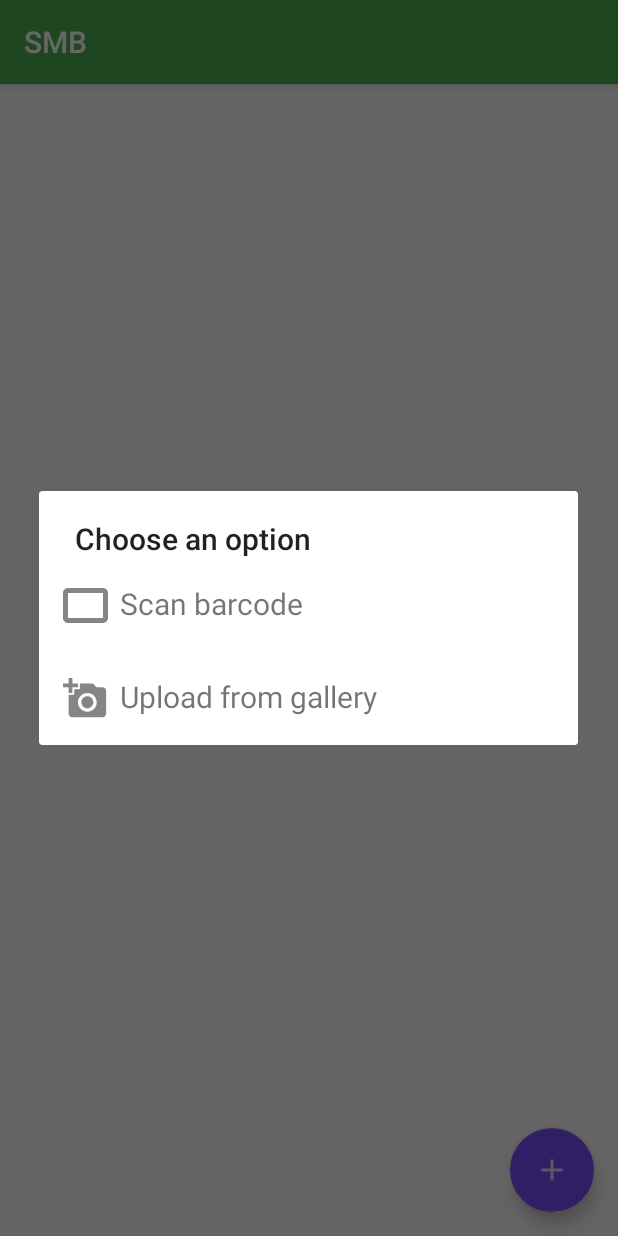
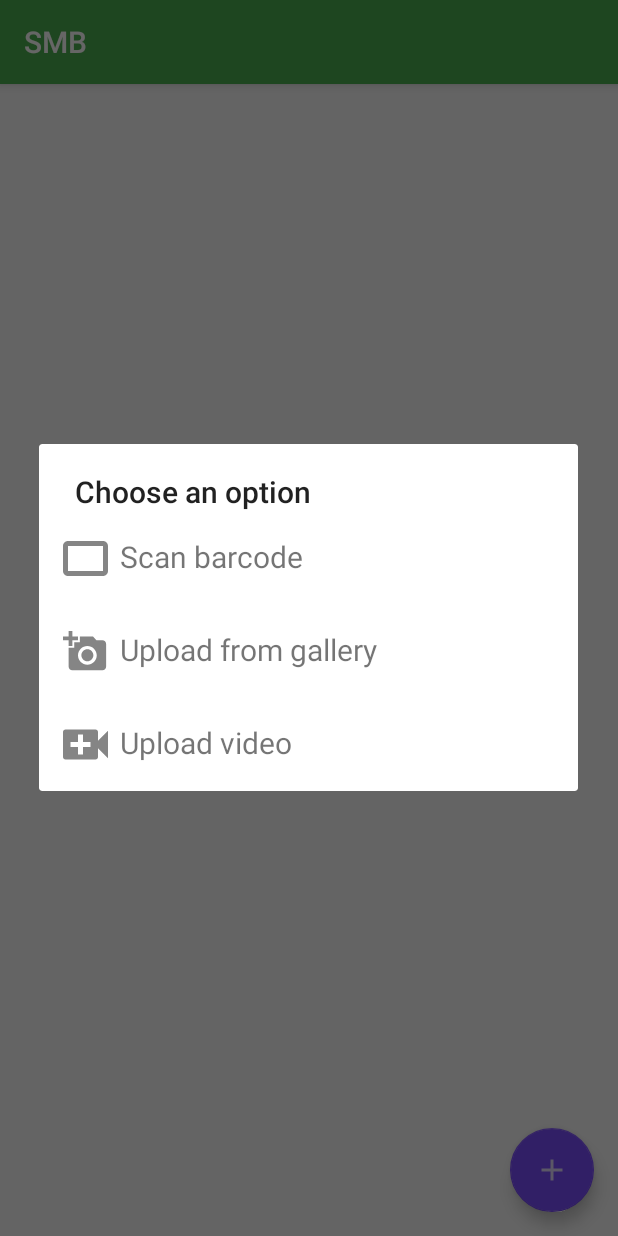
Before and after one commit to googleinterns/product-catalog-builder-for-smbs, an Android app: the screen it shows after launch (MainActivity), after a tap on an icon or button, on a phone screen of 412 x 824 dp. Run offline under Robolectric (Android 15) with nearby library versions, the phone set to English and light mode, and no system bars.

Commit message:
Add barcode scan via Video Upload

```diff
--- a/merchant-app/app/src/main/AndroidManifest.xml
+++ b/merchant-app/app/src/main/AndroidManifest.xml
@@ -2,6 +2,7 @@
 <manifest xmlns:android="http://schemas.android.com/apk/res/android"
     xmlns:tools="http://schemas.android.com/tools"
     package="com.googleinterns.smb">
+
 
     <uses-permission android:name="android.permission.CAMERA" />
     <uses-permission android:name="android.permission.INTERNET" />
@@ -29,7 +30,7 @@
         <activity
             android:name="com.googleinterns.smb.common.preference.SettingsActivity"
             android:exported="false" />
-        <activity android:name="com.googleinterns.smb.MainActivity">
+        <activity android:name=".MainActivity">
             <intent-filter>
                 <action android:name="android.intent.action.MAIN" />
 
--- /dev/null
+++ b/merchant-app/app/src/main/java/com/googleinterns/smb/barcodescanning/BarcodeStatusListener.java
@@ -0,0 +1,9 @@
+package com.googleinterns.smb.barcodescanning;
+
+import java.util.List;
+
+public interface BarcodeStatusListener {
+    void onSuccess(List<String> barcodes);
+
+    void onFailure(Exception e);
+}
--- a/merchant-app/app/src/main/java/com/googleinterns/smb/fragment/AddProductDialogFragment.java
+++ b/merchant-app/app/src/main/java/com/googleinterns/smb/fragment/AddProductDialogFragment.java
@@ -15,7 +15,9 @@ import com.googleinterns.smb.R;
 public class AddProductDialogFragment extends DialogFragment {
 
     public interface OptionSelectListener {
-        void onUploadSelect();
+        void onImageUploadSelect();
+
+        void onVideoUploadSelect();
 
         void onScanSelect();
     }
@@ -47,17 +49,24 @@ public class AddProductDialogFragment extends DialogFragment {
         LayoutInflater inflater = requireActivity().getLayoutInflater();
         mDialogView = inflater.inflate(R.layout.select_dialog, null);
         View scanLayout = mDialogView.findViewById(R.id.scanLayout);
-        View uploadLayout = mDialogView.findViewById(R.id.uploadLayout);
+        View imageLayout = mDialogView.findViewById(R.id.imageLayout);
+        View videoLayout = mDialogView.findViewById(R.id.videoLayout);
         scanLayout.setOnClickListener(new View.OnClickListener() {
             @Override
             public void onClick(View v) {
                 listener.onScanSelect();
             }
         });
-        uploadLayout.setOnClickListener(new View.OnClickListener() {
+        imageLayout.setOnClickListener(new View.OnClickListener() {
             @Override
             public void onClick(View v) {
-                listener.onUploadSelect();
+                listener.onImageUploadSelect();
+            }
+        });
+        videoLayout.setOnClickListener(new View.OnClickListener() {
+            @Override
+            public void onClick(View v) {
+                listener.onVideoUploadSelect();
             }
         });
     }
--- /dev/null
+++ b/merchant-app/app/src/main/res/drawable-anydpi/ic_action_add_video.xml
@@ -0,0 +1,14 @@
+<vector xmlns:android="http://schemas.android.com/apk/res/android"
+    android:width="24dp"
+    android:height="24dp"
+    android:viewportWidth="18"
+    android:viewportHeight="18"
+    android:tint="#333333"
+    android:alpha="0.6">
+  <group android:translateX="-3"
+      android:translateY="-3">
+      <path
+          android:fillColor="#FF000000"
+          android:pathData="M17,10.5V7c0,-0.55 -0.45,-1 -1,-1H4c-0.55,0 -1,0.45 -1,1v10c0,0.55 0.45,1 1,1h12c0.55,0 1,-0.45 1,-1v-3.5l4,4v-11l-4,4zM14,13h-3v3H9v-3H6v-2h3V8h2v3h3v2z"/>
+  </group>
+</vector>
--- a/merchant-app/app/src/main/res/layout/select_dialog.xml
+++ b/merchant-app/app/src/main/res/layout/select_dialog.xml
@@ -35,7 +35,7 @@
     </LinearLayout>
 
     <LinearLayout
-        android:id="@+id/uploadLayout"
+        android:id="@+id/imageLayout"
         android:layout_width="match_parent"
         android:layout_height="wrap_content"
         android:background="?attr/selectableItemBackground"
@@ -62,5 +62,33 @@
             android:textSize="20sp" />
     </LinearLayout>
 
+    <LinearLayout
+        android:id="@+id/videoLayout"
+        android:layout_width="match_parent"
+        android:layout_height="wrap_content"
+        android:background="?attr/selectableItemBackground"
+        android:clickable="true"
+        android:focusable="true"
+        android:orientation="horizontal"
+        android:padding="16dp">
+
+        <ImageView
+            android:id="@+id/upload_video_image"
+            android:layout_width="30dp"
+            android:layout_height="30dp"
+            android:clickable="false"
+            android:contentDescription="@string/upload_video"
+            app:srcCompat="@drawable/ic_action_add_video" />
+
+        <TextView
+            android:id="@+id/upload_video_text"
+            android:layout_width="wrap_content"
+            android:layout_height="wrap_content"
+            android:layout_marginStart="8dp"
+            android:clickable="false"
+            android:text="@string/upload_video"
+            android:textSize="20sp" />
+    </LinearLayout>
+
 
 </LinearLayout>
--- a/merchant-app/app/src/main/res/values/strings.xml
+++ b/merchant-app/app/src/main/res/values/strings.xml
@@ -106,4 +106,12 @@
     <string name="pref_key_live_preview_automl_remote_model_choices" translatable="false">lparmc</string>
     <string name="ean">EAN:</string>
     <string name="choose_an_option">Choose an option</string>
+    <string name="upload_video">Upload video</string>
+    <string name="processing">Processing…</string>
+    <string name="error_retrieve_image">Error retrieving image</string>
+    <string name="error_processing_video">Error processing video</string>
+    <string name="no_barcode_found">No barcodes found!</string>
+    <string name="error_processing_image">Error processing image</string>
+    <string name="select_video">Select Video</string>
+    <string name="select_picture">Select Picture</string>
 </resources>
```
Also changed, not shown: merchant-app/app/src/main/java/com/googleinterns/smb/MainActivity.java (+55 -11 lines), merchant-app/app/src/main/java/com/googleinterns/smb/barcodescanning/BarcodeScanningProcessor.java (+3 -11 lines), merchant-app/app/src/main/java/com/googleinterns/smb/common/VideoToBarcode.java (added, +91 -0 lines), merchant-app/app/src/main/res/drawable-hdpi/ic_action_add_video.png (added), merchant-app/app/src/main/res/drawable-mdpi/ic_action_add_video.png (added), merchant-app/app/src/main/res/drawable-xhdpi/ic_action_add_video.png (added), merchant-app/app/src/main/res/drawable-xxhdpi/ic_action_add_video.png (added).
